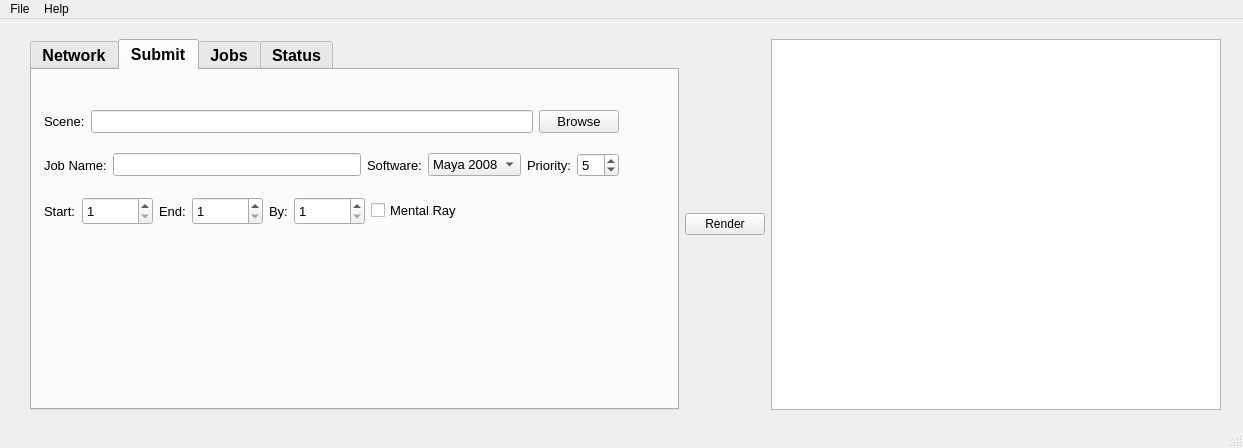
Above: QtDesigner/RC1.ui from opalmer/pyfarm before the change. Below: the same form after it.
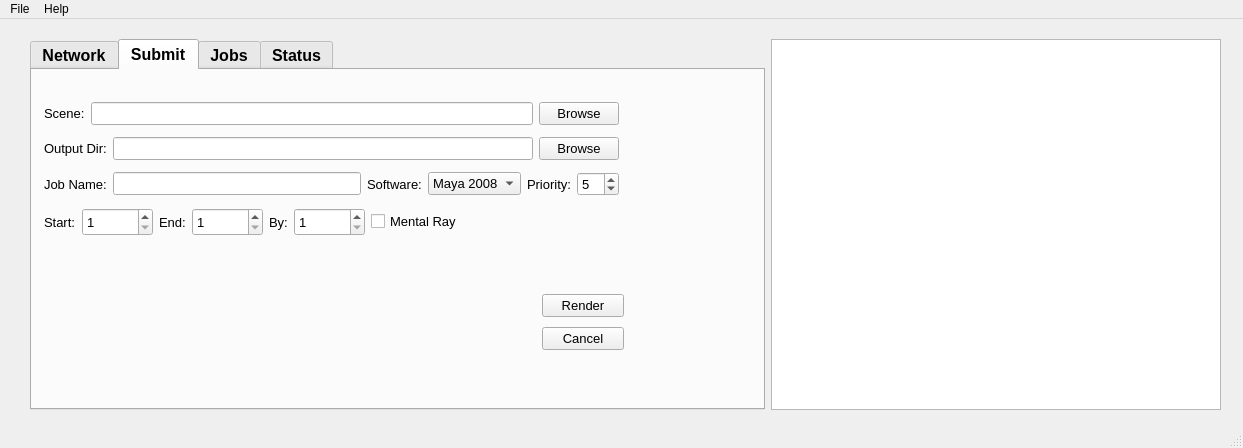
That is the form after the change. The open tabs and pages were chosen to show the change.

Diff of the .ui file:
```diff
--- a/QtDesigner/RC1.ui
+++ b/QtDesigner/RC1.ui
@@ -291,7 +291,7 @@
            <x>12</x>
            <y>26</y>
            <width>575</width>
-           <height>143</height>
+           <height>149</height>
           </rect>
          </property>
          <layout class="QVBoxLayout" name="verticalLayout" >
@@ -347,6 +347,49 @@
             </item>
            </layout>
           </item>
+          <item>
+           <layout class="QHBoxLayout" name="horizontalLayout_6" >
+            <item>
+             <widget class="QLabel" name="label" >
+              <property name="font" >
+               <font>
+                <pointsize>10</pointsize>
+                <weight>50</weight>
+                <bold>false</bold>
+               </font>
+              </property>
+              <property name="text" >
+               <string>Output Dir:</string>
+              </property>
+             </widget>
+            </item>
+            <item>
+             <widget class="QLineEdit" name="inputOutputDir" >
+              <property name="font" >
+               <font>
+                <pointsize>10</pointsize>
+                <weight>50</weight>
+                <bold>false</bold>
+               </font>
+              </property>
+             </widget>
+            </item>
+            <item>
+             <widget class="QPushButton" name="browseOutputDir" >
+              <property name="font" >
+               <font>
+                <pointsize>10</pointsize>
+                <weight>50</weight>
+                <bold>false</bold>
+               </font>
+              </property>
+              <property name="text" >
+               <string>Browse</string>
+              </property>
+             </widget>
+            </item>
+           </layout>
+          </item>
           <item>
            <layout class="QHBoxLayout" name="horizontalLayout_2" >
             <item>
@@ -665,6 +708,46 @@
           </item>
          </layout>
         </widget>
+        <widget class="QWidget" name="layoutWidget" >
+         <property name="geometry" >
+          <rect>
+           <x>510</x>
+           <y>220</y>
+           <width>82</width>
+           <height>66</height>
+          </rect>
+         </property>
+         <layout class="QVBoxLayout" name="verticalLayout_2" >
+          <item>
+           <widget class="QPushButton" name="render" >
+            <property name="font" >
+             <font>
+              <pointsize>10</pointsize>
+              <weight>50</weight>
+              <bold>false</bold>
+             </font>
+            </property>
+            <property name="text" >
+             <string>Render</string>
+            </property>
+           </widget>
+          </item>
+          <item>
+           <widget class="QPushButton" name="cancelRender" >
+            <property name="font" >
+             <font>
+              <pointsize>10</pointsize>
+              <weight>50</weight>
+              <bold>false</bold>
+             </font>
+            </property>
+            <property name="text" >
+             <string>Cancel</string>
+            </property>
+           </widget>
+          </item>
+         </layout>
+        </widget>
        </widget>
        <widget class="QWidget" name="jobsToolbox" >
         <attribute name="title" >
@@ -731,13 +814,6 @@
        </widget>
       </widget>
      </item>
-     <item>
-      <widget class="QPushButton" name="render" >
-       <property name="text" >
-        <string>Render</string>
-       </property>
-      </widget>
-     </item>
      <item>
       <widget class="QTextBrowser" name="status" >
        <property name="maximumSize" >
```
Left out of the diff: 2 changed lines with no effect on the pictures.
